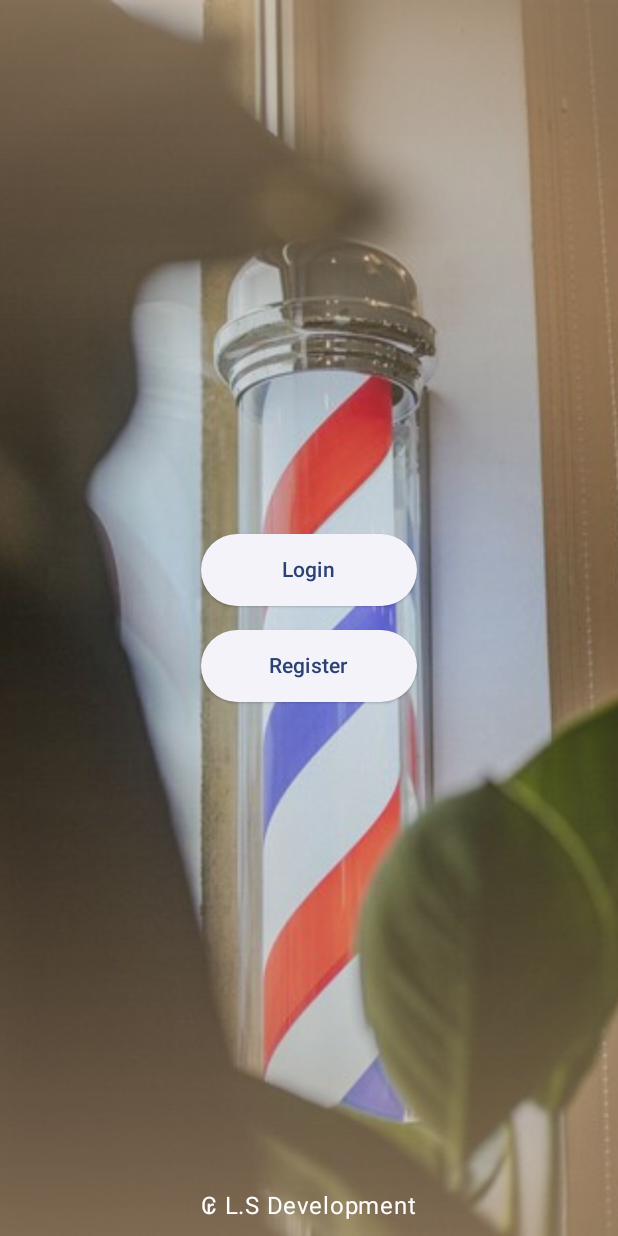
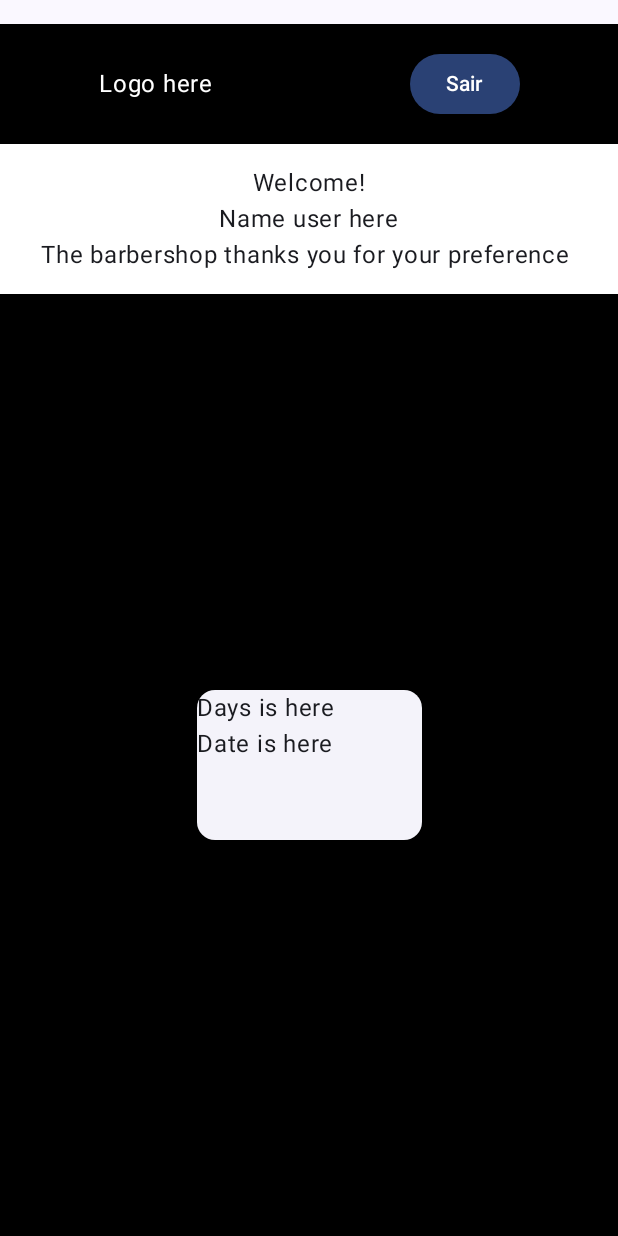
Before and after one commit to leofrs/barbearia-app, an Android app built with Jetpack Compose: the screen it shows after launch (MainActivity), on a phone screen of 412 x 824 dp. Run offline under Robolectric (Android 15) with nearby library versions, the phone set to English and light mode, and no system bars.

Commit message:
Pagina home do usÃuário adicionada

```diff
--- a/app/src/main/java/com/example/barber/AppNavHost.kt
+++ b/app/src/main/java/com/example/barber/AppNavHost.kt
@@ -5,6 +5,7 @@ import androidx.compose.ui.Modifier
 import androidx.navigation.NavHostController
 import androidx.navigation.compose.NavHost
 import androidx.navigation.compose.composable
+import com.example.barber.views.HomeUserView
 import com.example.barber.views.HomeView
 import com.example.barber.views.LoginView
 import com.example.barber.views.RegisterView
@@ -21,7 +22,8 @@ fun AppNavHost(
         startDestination = startDestination
     ) {
         composable(route = Screens.Home.toString()) {
-            HomeView(navController)
+            HomeUserView()
+            //HomeView(navController)
         }
         composable(route = Screens.Login.toString()) {
             LoginView(navController)
--- a/app/src/main/java/com/example/barber/MainActivity.kt
+++ b/app/src/main/java/com/example/barber/MainActivity.kt
@@ -2,6 +2,7 @@ package com.example.barber
 
 import android.os.Bundle
 import androidx.activity.ComponentActivity
+import androidx.activity.SystemBarStyle
 import androidx.activity.compose.setContent
 import androidx.activity.enableEdgeToEdge
 import androidx.compose.foundation.background
@@ -17,20 +18,19 @@ import androidx.compose.ui.Modifier
 import androidx.compose.ui.tooling.preview.Preview
 import androidx.navigation.compose.rememberNavController
 import com.example.barber.ui.theme.BarberTheme
-import com.example.barber.views.HomeView
 
 class MainActivity : ComponentActivity() {
     override fun onCreate(savedInstanceState: Bundle?) {
         super.onCreate(savedInstanceState)
-        enableEdgeToEdge()
+        enableEdgeToEdge(
+            statusBarStyle = SystemBarStyle.auto(
+                darkScrim = android.graphics.Color.TRANSPARENT,
+                lightScrim = android.graphics.Color.TRANSPARENT
+            )
+        )
         setContent {
             BarberTheme {
                 Scaffold(
-                    modifier = Modifier
-                        .fillMaxSize()
-                        .background(color = androidx.compose.ui.graphics.Color.Blue)
-                        .windowInsetsPadding(WindowInsets.statusBars),
-
                 ) { innerPadding ->
                     AppNavHost(
                         modifier = Modifier.padding(innerPadding),
--- a/app/src/main/java/com/example/barber/Screens.kt
+++ b/app/src/main/java/com/example/barber/Screens.kt
@@ -3,11 +3,12 @@ package com.example.barber
 enum class Screen {
     Home,
     Login,
-    Register
+    Register,
+    HomeUser
 }
 sealed class Screens(val route: String) {
     data object Home : Screens(Screen.Home.name)
     data object Login : Screens(Screen.Login.name)
     data object Register : Screens(Screen.Register.name)
-
+    data object HomeUser: Screens(Screen.HomeUser.name)
 }
--- /dev/null
+++ b/app/src/main/java/com/example/barber/views/HomeUserView.kt
@@ -0,0 +1,85 @@
+package com.example.barber.views
+
+import androidx.compose.foundation.background
+import androidx.compose.foundation.layout.Arrangement
+import androidx.compose.foundation.layout.Box
+import androidx.compose.foundation.layout.Column
+import androidx.compose.foundation.layout.Row
+import androidx.compose.foundation.layout.fillMaxSize
+import androidx.compose.foundation.layout.fillMaxWidth
+import androidx.compose.foundation.layout.height
+import androidx.compose.foundation.layout.padding
+import androidx.compose.foundation.layout.width
+import androidx.compose.material3.Button
+import androidx.compose.material3.ButtonColors
+import androidx.compose.material3.ElevatedCard
+import androidx.compose.material3.Text
+import androidx.compose.runtime.Composable
+import androidx.compose.ui.Alignment
+import androidx.compose.ui.Modifier
+import androidx.compose.ui.graphics.Color
+import androidx.compose.ui.graphics.ShaderBrush
+import androidx.compose.ui.unit.dp
+
+@Composable
+fun HomeUserView(){
+    Box(
+        modifier = Modifier
+            .fillMaxSize()
+            .padding(top = 16.dp)
+            .background(Color.Black)
+    ){
+        Column {
+            Row(
+                modifier = Modifier
+                .fillMaxWidth()
+                .height(80.dp),
+                horizontalArrangement = Arrangement.SpaceAround,
+                verticalAlignment = Alignment.CenterVertically
+            ){
+                Text(
+                    text = "Logo here",
+                    color = Color.White
+                )
+                Button(onClick = { /*TODO*/ }) {
+                    Text(text = "Sair")
+                }
+            }
+            Box(
+                modifier = Modifier
+                .fillMaxWidth()
+                .background(Color.White)
+                .height(100.dp),
+            ){
+                Column(
+                    modifier = Modifier.fillMaxSize(),
+                    horizontalAlignment = Alignment.CenterHorizontally,
+                    verticalArrangement = Arrangement.Center
+                ) {
+                    Text(
+                        text = "Welcome!"
+                    )
+                    Text(
+                        text = "Name user here"
+                    )
+                    Text(text = "The barbershop thanks you for your preference ")
+                }
+            }
+            Box(modifier = Modifier.fillMaxSize()){
+                Column(
+                    modifier = Modifier.fillMaxSize(),
+                    horizontalAlignment = Alignment.CenterHorizontally,
+                    verticalArrangement = Arrangement.Center
+                ) {
+                    ElevatedCard(
+                        modifier = Modifier.height(100.dp).width(150.dp),
+                        onClick = { /*TODO*/ }
+                    ) {
+                        Text(text = "Days is here")
+                        Text(text = "Date is here")
+                    }
+                }
+            }
+        }
+    }
+}
--- a/app/src/main/java/com/example/barber/views/HomeView.kt
+++ b/app/src/main/java/com/example/barber/views/HomeView.kt
@@ -36,7 +36,7 @@ fun HomeView(navController: NavHostController) {
             modifier = Modifier.fillMaxSize(),
             painter = painterResource(id = R.drawable.background),
             contentDescription = "Imagem de fundo",
-            contentScale = ContentScale.FillHeight,
+            contentScale = ContentScale.Crop,
             )
 
         Column(
--- a/app/src/main/java/com/example/barber/views/LoginView.kt
+++ b/app/src/main/java/com/example/barber/views/LoginView.kt
@@ -95,7 +95,7 @@ fun LoginView(navController: NavHostController) {
                 keyboardOptions = KeyboardOptions(keyboardType = KeyboardType.Number),
                 colors = TextFieldDefaults.outlinedTextFieldColors(
                     focusedBorderColor = White,
-                    unfocusedBorderColor = Black
+                    unfocusedBorderColor = Blue
                 )
             )
             Spacer(modifier = Modifier.height(16.dp))
@@ -105,13 +105,13 @@ fun LoginView(navController: NavHostController) {
                 label = {
                     Text(
                         text = "Senha",
-                        color = Color.Black
+                        color = White
                     )
                 },
                 placeholder = {
                     Text(
                         text = "Insira sua senha",
-                        color = Color.Black
+                        color = White
                     )
                 },
                 maxLines = 1,
@@ -120,7 +120,7 @@ fun LoginView(navController: NavHostController) {
                 visualTransformation = PasswordVisualTransformation(),
                 colors = TextFieldDefaults.outlinedTextFieldColors(
                     focusedBorderColor = White,
-                    unfocusedBorderColor = Black
+                    unfocusedBorderColor = Blue
                 )
             )
             Spacer(modifier = Modifier.height(16.dp))
```
